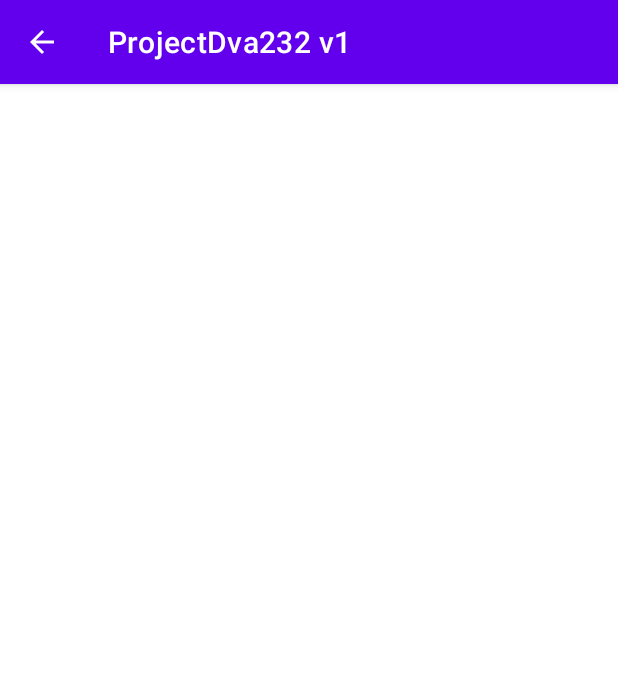
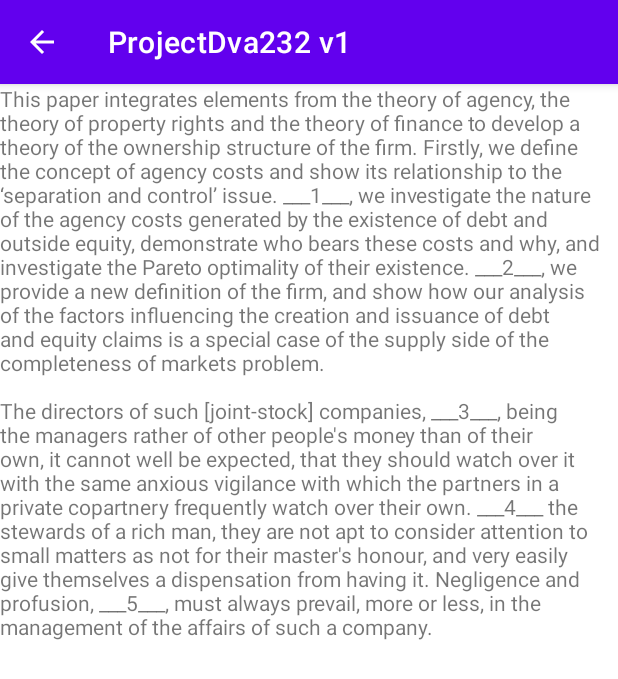
Before and after one commit to joakimljunglin/DVA232-ProjectGroup4, an Android app: the WritingActivity screen opened directly, with no data from a screen before it, on a phone screen of 412 x 824 dp. Shown: the top 679 px of the screen. Run offline under Robolectric (Android 15) with nearby library versions, the phone set to English and light mode, and no system bars.

Commit message:
Add text sample

```diff
--- a/app/src/main/java/com/example/projectdva232v1/ui/learning_activities/WritingActivity.kt
+++ b/app/src/main/java/com/example/projectdva232v1/ui/learning_activities/WritingActivity.kt
@@ -2,11 +2,19 @@ package com.example.projectdva232v1.ui.learning_activities
 
 import androidx.appcompat.app.AppCompatActivity
 import android.os.Bundle
+import android.widget.TextView
 import com.example.projectdva232v1.R
 
 class WritingActivity : AppCompatActivity() {
     override fun onCreate(savedInstanceState: Bundle?) {
         super.onCreate(savedInstanceState)
         setContentView(R.layout.activity_writing)
+
+        // Setup the writing activity
+        val textView: TextView = findViewById(R.id.textViewWritingActivity)
+        textView.text = getString(R.string.writing_activity_sample_text)
+
+        //TODO: also include source "Adapted from (Jensen..."
+        //TODO: Set margin/padding or something on the text, also make the font bigger (look at conventions)
     }
 }
--- a/app/src/main/res/layout/activity_writing.xml
+++ b/app/src/main/res/layout/activity_writing.xml
@@ -6,4 +6,21 @@
     android:layout_height="match_parent"
     tools:context=".ui.learning_activities.WritingActivity">
 
+    <ScrollView
+        android:layout_width="match_parent"
+        android:layout_height="match_parent"
+        tools:layout_editor_absoluteX="160dp"
+        tools:layout_editor_absoluteY="216dp">
+
+        <LinearLayout
+            android:layout_width="match_parent"
+            android:layout_height="wrap_content"
+            android:orientation="vertical" >
+
+            <TextView
+                android:id="@+id/textViewWritingActivity"
+                android:layout_width="match_parent"
+                android:layout_height="wrap_content" />
+        </LinearLayout>
+    </ScrollView>
 </androidx.constraintlayout.widget.ConstraintLayout>
--- a/app/src/main/res/values/strings.xml
+++ b/app/src/main/res/values/strings.xml
@@ -10,4 +10,7 @@
     <string name="menu_home">Home</string>
     <string name="menu_gallery">Gallery</string>
     <string name="menu_slideshow">Slideshow</string>
+
+    <!-- Sample strings for the writing activity -->
+    <string name="writing_activity_sample_text">This paper integrates elements from the theory of agency, the theory of property rights and the theory of finance to develop a theory of the ownership structure of the firm. Firstly, we define the concept of agency costs and show its relationship to the ‘separation and control’ issue. ___1___, we investigate the nature of the agency costs generated by the existence of debt and outside equity, demonstrate who bears these costs and why, and investigate the Pareto optimality of their existence. ___2___, we provide a new definition of the firm, and show how our analysis of the factors influencing the creation and issuance of debt and equity claims is a special case of the supply side of the completeness of markets problem.\n\nThe directors of such [joint-stock] companies, ___3___, being the managers rather of other people\'s money than of their own, it cannot well be expected, that they should watch over it with the same anxious vigilance with which the partners in a private copartnery frequently watch over their own. ___4___ the stewards of a rich man, they are not apt to consider attention to small matters as not for their master\'s honour, and very easily give themselves a dispensation from having it. Negligence and profusion, ___5___, must always prevail, more or less, in the management of the affairs of such a company.</string>
 </resources>
```
